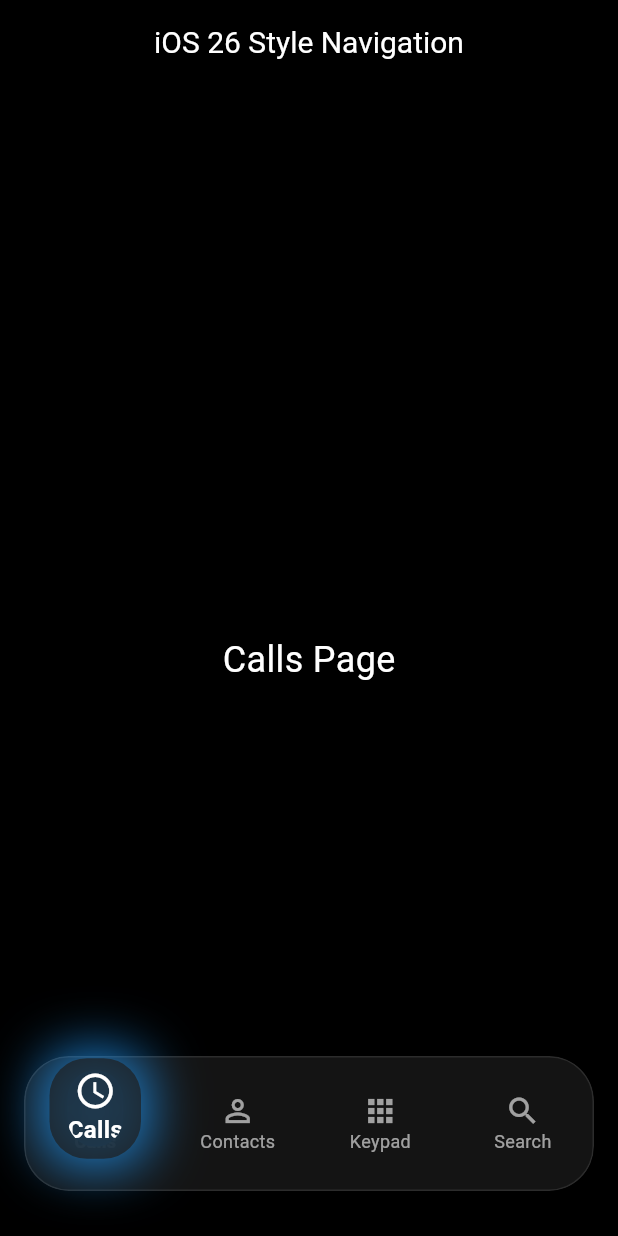
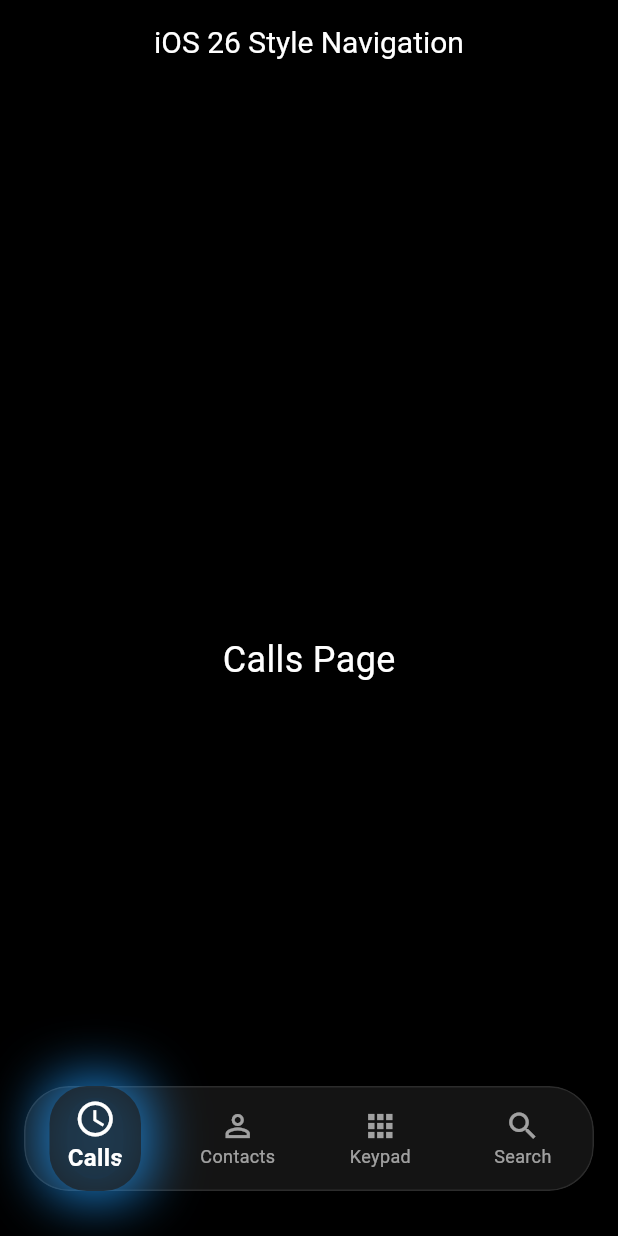
Before and after one commit to thawdezin/plutter, a Flutter app: the screen it shows after launch, on a phone screen of 412 x 824 dp. Run offline on Flutter 3.47's test engine with Material 3 defaults, Android fonts, the light colour scheme and no system bars.

```diff
--- a/lib/main.dart
+++ b/lib/main.dart
@@ -134,7 +134,7 @@ class _GlassmorphicBottomNavBarState extends State<GlassmorphicBottomNavBar> {
     // Define the desired width and height of the draggable pill
     const double pillWidthFactor = 1.2; // Make pill 20% wider for more prominence
     final double pillWidth = itemWidth * pillWidthFactor;
-    const double pillHeight = 90.0; // Increased height, greater than the nav bar's 70.0 height
+    const double pillHeight = 70.0; // Increased height, greater than the nav bar's 70.0 height
 
     // Calculate the top position to center the taller pill vertically within the 70.0 high bar
     // This value is negative because the pill starts ABOVE the main container's top edge
@@ -183,7 +183,7 @@ class _GlassmorphicBottomNavBarState extends State<GlassmorphicBottomNavBar> {
             _currentDragOffset = 0.0;
           });
         },
-        child: Container( // Removed ClipRRect and BackdropFilter from here
+        child: Container(
           // The total height of this container determines the effective height of the Stack
           // It needs to be tall enough to contain the overflowing pill
           height: pillHeight, // Now the container height is set to pill height
@@ -250,20 +250,23 @@ class _GlassmorphicBottomNavBarState extends State<GlassmorphicBottomNavBar> {
                       borderRadius: BorderRadius.circular(25.0),
                       child: BackdropFilter(
                         filter: ImageFilter.blur(sigmaX: 8, sigmaY: 8),
+                        // Changed Column to Row for horizontal layout of icon and text
                         child: Column(
                           mainAxisAlignment: MainAxisAlignment.center,
-                          mainAxisSize: MainAxisSize.min,
+                          // Removed mainAxisSize.min to allow Expanded text to fill space
                           children: [
                             Icon(currentPillItemData['icon'], color: Colors.white, size: 28),
                             const SizedBox(width: 8),
-                            Text(
-                              currentPillItemData['label'],
-                              style: const TextStyle(
-                                color: Colors.white,
-                                fontSize: 16,
-                                fontWeight: FontWeight.bold,
+                            Expanded( // Use Expanded to ensure text wraps/ellipses within available space
+                              child: Text(
+                                currentPillItemData['label'],
+                                style: const TextStyle(
+                                  color: Colors.white,
+                                  fontSize: 16,
+                                  fontWeight: FontWeight.bold,
+                                ),
+                                overflow: TextOverflow.ellipsis, // Truncate long text
                               ),
-                              overflow: TextOverflow.ellipsis,
                             ),
                           ],
                         ),
```
